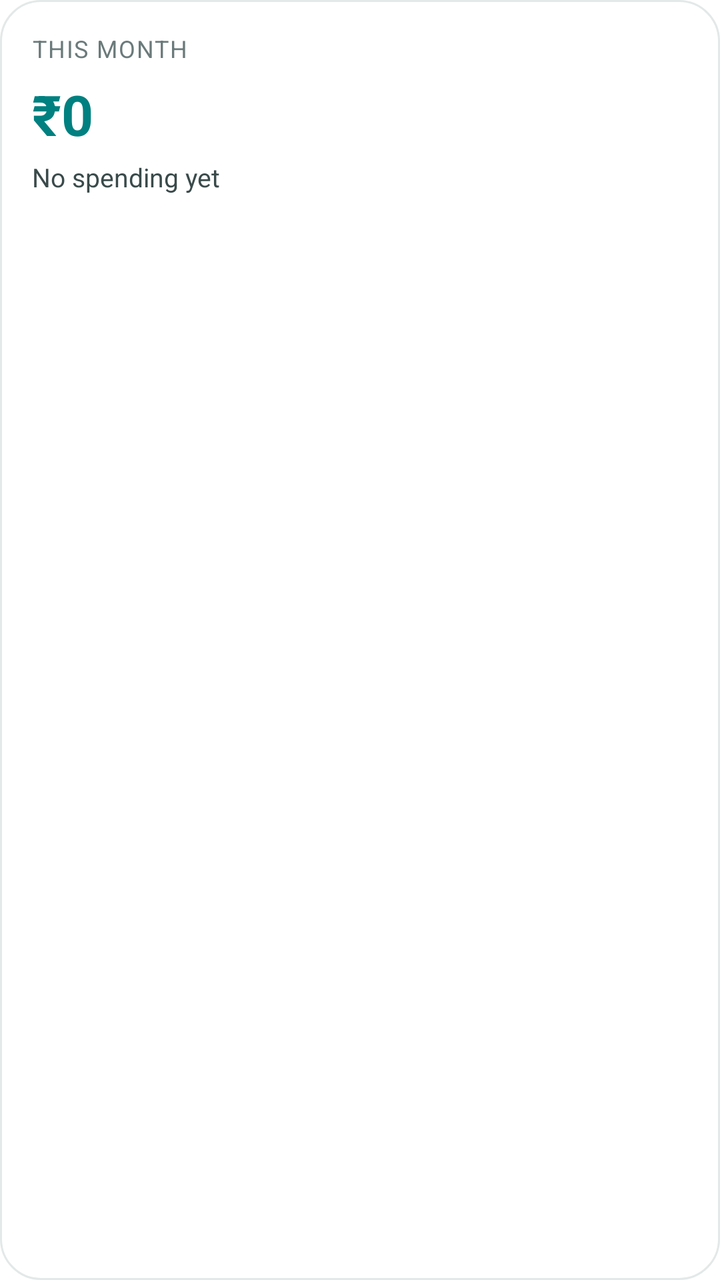
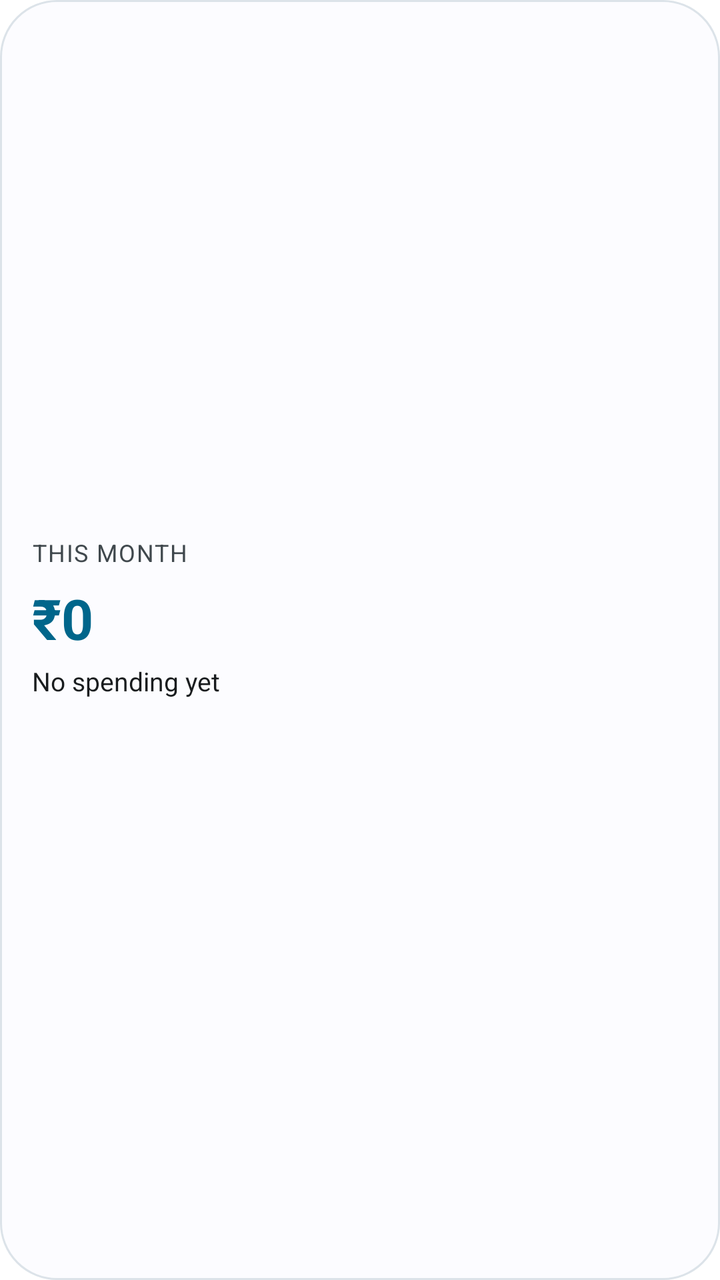

The first picture is an Android layout as it rendered before a commit; the second is the same layout after the commit. The layout source and the unified diff follow.
<!-- AndroidManifest.xml: fallback theme Theme.MaterialComponents.DayNight.NoActionBar -->
<!-- res/layout/widget_month_spend.xml -->
<?xml version="1.0" encoding="utf-8"?>
<LinearLayout xmlns:android="http://schemas.android.com/apk/res/android"
    android:id="@+id/widget_root"
    android:layout_width="match_parent"
    android:layout_height="match_parent"
    android:orientation="vertical"
    android:background="@drawable/widget_bg_card"
    android:padding="16dp">

    <TextView
        android:id="@+id/month_label"
        android:layout_width="wrap_content"
        android:layout_height="wrap_content"
        android:text="This month"
        android:textColor="#FF6B7A7A"
        android:textSize="12sp"
        android:letterSpacing="0.05"
        android:textAllCaps="true" />

    <TextView
        android:id="@+id/month_spend"
        android:layout_width="wrap_content"
        android:layout_height="wrap_content"
        android:layout_marginTop="6dp"
        android:text="₹0"
        android:textColor="#FF008080"
        android:textSize="28sp"
        android:textStyle="bold" />

    <TextView
        android:id="@+id/month_top"
        android:layout_width="match_parent"
        android:layout_height="wrap_content"
        android:layout_marginTop="4dp"
        android:maxLines="1"
        android:ellipsize="end"
        android:text="No spending yet"
        android:textColor="#FF3A4A4A"
        android:textSize="13sp" />

    <TextView
        android:id="@+id/updated"
        android:layout_width="match_parent"
        android:layout_height="wrap_content"
        android:layout_marginTop="8dp"
        android:text=""
        android:textColor="#FF9AA5A5"
        android:textSize="11sp" />
</LinearLayout>
<!-- resources referenced by this layout -->
<resources>
  <!-- drawable widget_bg_card (drawable) -->
  <?xml version="1.0" encoding="utf-8"?>
  <shape xmlns:android="http://schemas.android.com/apk/res/android"
      android:shape="rectangle">
      <solid android:color="#FFFFFFFF" />
      <corners android:radius="20dp" />
      <stroke android:width="1dp" android:color="#FFE3E8E8" />
  </shape>
</resources>

<!-- the commit's change to res/layout/widget_month_spend.xml (unified diff, before → after) -->
@@ -4,28 +4,49 @@
     android:layout_width="match_parent"
     android:layout_height="match_parent"
     android:orientation="vertical"
+    android:gravity="center_vertical"
     android:background="@drawable/widget_bg_card"
-    android:padding="16dp">
+    android:padding="@dimen/widget_padding">
 
     <TextView
         android:id="@+id/month_label"
         android:layout_width="wrap_content"
         android:layout_height="wrap_content"
         android:text="This month"
-        android:textColor="#FF6B7A7A"
+        android:textColor="@color/widget_text_muted"
         android:textSize="12sp"
         android:letterSpacing="0.05"
         android:textAllCaps="true" />
 
-    <TextView
-        android:id="@+id/month_spend"
-        android:layout_width="wrap_content"
+    <LinearLayout
+        android:layout_width="match_parent"
         android:layout_height="wrap_content"
-        android:layout_marginTop="6dp"
-        android:text="₹0"
-        android:textColor="#FF008080"
-        android:textSize="28sp"
-        android:textStyle="bold" />
+        android:orientation="horizontal"
+        android:gravity="bottom"
+        android:baselineAligned="false"
+        android:layout_marginTop="6dp">
+
+        <TextView
+            android:id="@+id/month_spend"
+            android:layout_width="wrap_content"
+            android:layout_height="wrap_content"
+            android:text="₹0"
+            android:textColor="@color/widget_brand"
+            android:textSize="28sp"
+            android:maxLines="1"
+            android:ellipsize="end"
+            android:textStyle="bold" />
+
+        <TextView
+            android:id="@+id/month_delta"
+            android:layout_width="wrap_content"
+            android:layout_height="wrap_content"
+            android:layout_marginStart="8dp"
+            android:layout_marginBottom="3dp"
+            android:text=""
+            android:textColor="@color/widget_text_muted"
+            android:textSize="12sp" />
+    </LinearLayout>
 
     <TextView
         android:id="@+id/month_top"
@@ -35,7 +56,7 @@
         android:maxLines="1"
         android:ellipsize="end"
         android:text="No spending yet"
-        android:textColor="#FF3A4A4A"
+        android:textColor="@color/widget_text_primary"
         android:textSize="13sp" />
 
     <TextView
@@ -44,6 +65,6 @@
         android:layout_height="wrap_content"
         android:layout_marginTop="8dp"
         android:text=""
-        android:textColor="#FF9AA5A5"
+        android:textColor="@color/widget_text_faint"
         android:textSize="11sp" />
 </LinearLayout>
<!-- resource entries referenced after the edit -->
@@ -1,12 +1,20 @@
 <!-- resources referenced by this layout -->
 <resources>
+  <color name="widget_brand">#FF0F766E</color>
+  <color name="widget_text_faint">#FF98A2B3</color>
+  <color name="widget_text_muted">#FF5B6472</color>
+  <color name="widget_text_primary">#FF1A2233</color>
+  <dimen name="widget_padding">16dp</dimen>
   <!-- drawable widget_bg_card (drawable) -->
   <?xml version="1.0" encoding="utf-8"?>
   <shape xmlns:android="http://schemas.android.com/apk/res/android"
       android:shape="rectangle">
-      <solid android:color="#FFFFFFFF" />
-      <corners android:radius="20dp" />
-      <stroke android:width="1dp" android:color="#FFE3E8E8" />
+      <solid android:color="@color/widget_surface" />
+      <corners android:radius="@dimen/widget_corner_radius" />
+      <stroke android:width="1dp" android:color="@color/widget_border" />
   </shape>
+  <color name="widget_surface">#FFFFFFFF</color>
+  <dimen name="widget_corner_radius">20dp</dimen>
+  <color name="widget_border">#FFE6EAF0</color>
 </resources>
 
